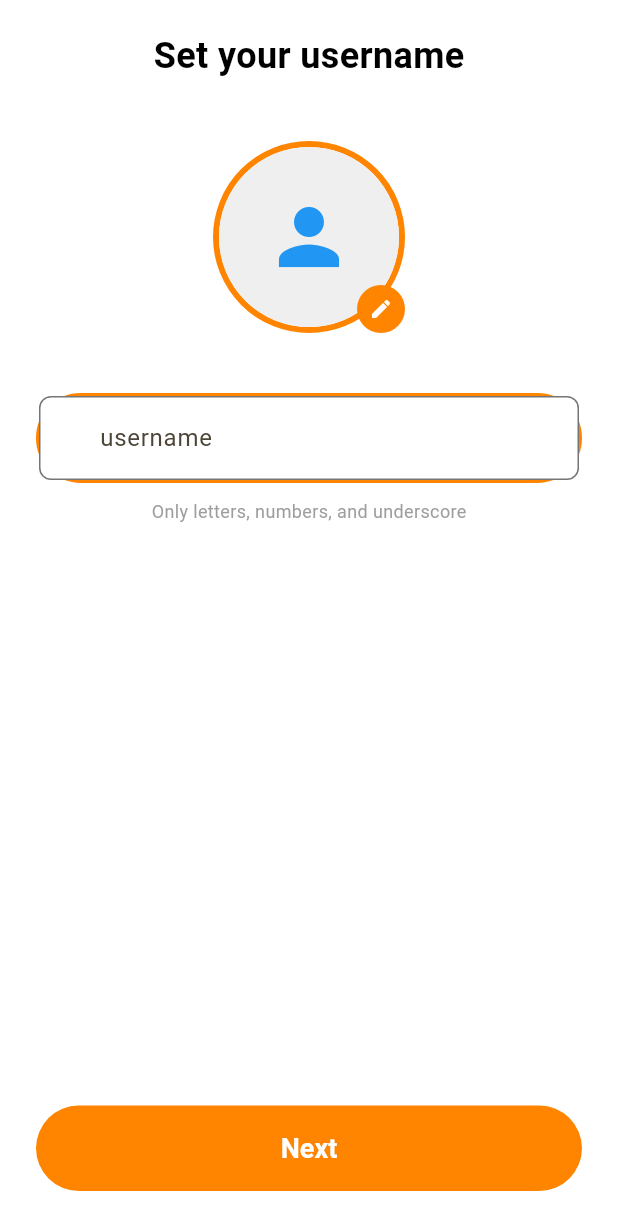
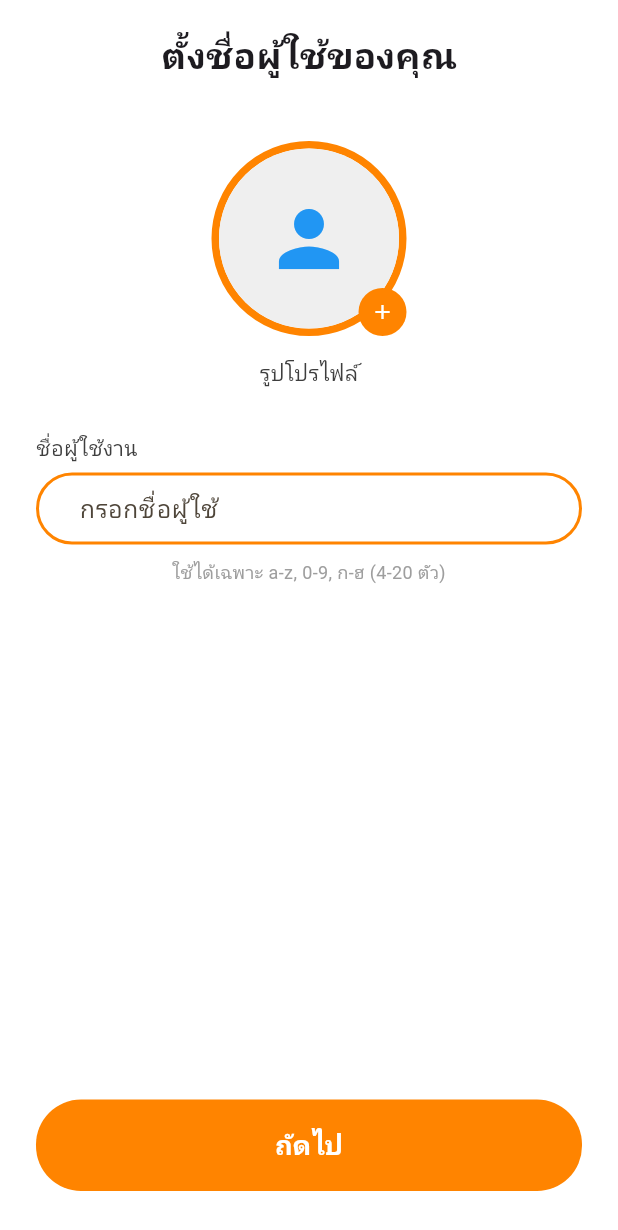
Before and after one commit to nabhon/lynx666, a Flutter app: the UsernameSetupScreen screen opened directly, on a phone screen of 412 x 824 dp. Shown: the top 1230 px of the screen. Run offline on Flutter 3.47's test engine with Material 3 defaults, Android fonts, the phone set to English and light mode, and no system bars; our stand-ins replace flutter_dotenv, flutter_riverpod, go_router, google_fonts, image_picker, riverpod_annotation and 1 more; accounts and stored records are empty; generated files the repository leaves out were written again; Roboto replaces fonts that are missing (Kanit).

Commit message:
feature-onboarding
-ทำหน้าตั้งชื่อ username ของผู้ใช้
-เพิ่มการอัพโหลดภาพ
-เพิ่ม Responsive ของ Textfield

```diff
--- a/lib/presentation/screens/onboarding/onboarding_screen.dart
+++ b/lib/presentation/screens/onboarding/onboarding_screen.dart
@@ -1,22 +1,26 @@
 import 'package:flutter/material.dart';
 import 'package:flutter_riverpod/flutter_riverpod.dart';
+import 'package:image_picker/image_picker.dart';
+import 'dart:typed_data';
+
 import '../../../../domain/providers/profile_providers.dart';
 import '../../../../domain/providers/auth_providers.dart';
-
-// TODO: Add auth check here or in middleware when login page is complete
-// User should be redirected to login if not authenticated before accessing this screen
 
 class UsernameSetupScreen extends ConsumerStatefulWidget {
   const UsernameSetupScreen({super.key});
 
   @override
-  ConsumerState<UsernameSetupScreen> createState() => _UsernameSetupScreenState();
+  ConsumerState<UsernameSetupScreen> createState() =>
+      _UsernameSetupScreenState();
 }
 
 class _UsernameSetupScreenState extends ConsumerState<UsernameSetupScreen> {
   final TextEditingController _controller = TextEditingController();
   bool _isLoading = false;
-  String? _error;
+
+  /// 🖼️ รูปจากเครื่อง (Web)
+  Uint8List? _imageBytes;
+  final ImagePicker _picker = ImagePicker();
 
   @override
   void dispose() {
@@ -24,60 +28,73 @@ class _UsernameSetupScreenState extends ConsumerState<UsernameSetupScreen> {
     super.dispose();
   }
 
-  /// Validate username format
   bool _isValidUsername(String username) {
-    // Only letters, numbers, and underscore, 3-20 characters
-    final regex = RegExp(r'^[a-zA-Z0-9_]{3,20}$');
+    final regex = RegExp(r'^[a-zA-Zก-ฮ0-9]{4,20}$');
     return regex.hasMatch(username);
   }
 
-  /// Handle username submission
+  /// 📸 เลือกรูป (รองรับ Chrome)
+  Future<void> _pickImage() async {
+    final XFile? image = await _picker.pickImage(source: ImageSource.gallery);
+
+    if (image != null) {
+      final bytes = await image.readAsBytes();
+
+      setState(() {
+        _imageBytes = bytes;
+      });
+    }
+  }
+
+  /// 🔥 SnackBar
+  void _showError(String message) {
+    ScaffoldMessenger.of(context).showSnackBar(
+      SnackBar(
+        content: Text(message),
+        backgroundColor: Colors.red,
+        behavior: SnackBarBehavior.floating,
+        margin: const EdgeInsets.fromLTRB(16, 0, 16, 100),
+        shape: RoundedRectangleBorder(borderRadius: BorderRadius.circular(12)),
+      ),
+    );
+  }
+
   Future<void> _submitUsername() async {
     final username = _controller.text.trim();
 
-    // Validate input
     if (username.isEmpty) {
-      setState(() => _error = 'Username is required');
+      _showError('กรุณากรอกชื่อผู้ใช้');
       return;
     }
 
     if (!_isValidUsername(username)) {
-      setState(() => _error = 'Username must be 3-20 characters (letters, numbers, underscore only)');
+      _showError('ชื่อผู้ใช้ต้องมี 4-20 ตัวอักษร');
       return;
     }
 
-    setState(() {
-      _isLoading = true;
-      _error = null;
-    });
+    setState(() => _isLoading = true);
 
     try {
-      // Complete onboarding with username
-      await ref.read(userProfileProvider.notifier).completeOnboarding(
-        username: username,
-        avatarKey: 'default_avatar', // TODO: Replace with actual avatar logic
-      );
+      await ref
+          .read(userProfileProvider.notifier)
+          .completeOnboarding(username: username, avatarKey: 'default_avatar');
 
-      // Navigate to home screen (replace with your actual route)
       if (mounted) {
-        // TODO: Replace with your actual navigation logic
-        Navigator.of(context).pushNamedAndRemoveUntil('/home', (route) => false);
+        Navigator.of(
+          context,
+        ).pushNamedAndRemoveUntil('/home', (route) => false);
       }
     } catch (e) {
-      if (mounted) {
-        setState(() {
-          _error = e.toString().replaceAll('Exception: ', '');
-        });
-      }
+      _showError('เกิดข้อผิดพลาด กรุณาลองใหม่อีกครั้ง');
     } finally {
-      if (mounted) {
-        setState(() => _isLoading = false);
-      }
+      if (mounted) setState(() => _isLoading = false);
     }
   }
 
   @override
   Widget build(BuildContext context) {
+    const orange = Color(0xFFFF8400);
+
     return Scaffold(
       backgroundColor: Colors.white,
       body: SafeArea(
@@ -89,120 +106,138 @@ class _UsernameSetupScreenState extends ConsumerState<UsernameSetupScreen> {
 
               /// 🔤 Title
               const Text(
-                "Set your username",
-                style: TextStyle(
-                  fontSize: 24,
-                  fontWeight: FontWeight.bold,
-                  color: Colors.black,
-                ),
+                "ตั้งชื่อผู้ใช้ของคุณ",
+                style: TextStyle(fontSize: 24, fontWeight: FontWeight.bold),
               ),
 
               const SizedBox(height: 40),
 
-              /// 👤 Avatar
+              /// 👤 Avatar (กดเลือกภาพได้)
               Stack(
                 alignment: Alignment.bottomRight,
                 children: [
-                  Container(
+                  GestureDetector(
+                    onTap: _pickImage,
+                    child: Container(
                       decoration: BoxDecoration(
                         shape: BoxShape.circle,
-                      border: Border.all(
-                        color: Color(0xFFFF8400),
-                        width: 4,
+                        border: Border.all(color: orange, width: 5),
                       ),
-                    ),
-                    child: const CircleAvatar(
+                      child: CircleAvatar(
                         radius: 60,
-                      backgroundColor: Color(0xFFEFEFEF),
-                      child: Icon(
+                        backgroundColor: const Color(0xFFEFEFEF),
+                        backgroundImage: _imageBytes != null
+                            ? MemoryImage(_imageBytes!)
+                            : null,
+                        child: _imageBytes == null
+                            ? const Icon(
                                 Icons.person,
                                 size: 60,
                                 color: Colors.blue,
+                              )
+                            : null,
                       ),
                     ),
                   ),
 
-                  /// ✏️ Edit Icon
-                  Container(
+                  GestureDetector(
+                    onTap: _pickImage,
+                    child: Container(
                       decoration: const BoxDecoration(
-                      color: Color(0xFFFF8400),
+                        color: orange,
                         shape: BoxShape.circle,
                       ),
                       padding: const EdgeInsets.all(8),
                       child: const Icon(
-                      Icons.edit,
+                        Icons.add,
                         size: 16,
                         color: Colors.white,
+                      ),
                     ),
                   ),
                 ],
               ),
 
-              const SizedBox(height: 40),
+              const SizedBox(height: 15),
 
-              /// ✍️ Input
-              Container(
-                decoration: BoxDecoration(
+              const SizedBox(
+                height: 50,
+                child: Text(
+                  "รูปโปรไฟล์",
+                  style: TextStyle(
+                    fontSize: 14,
+                    color: Color.fromARGB(255, 62, 62, 62),
+                  ),
+                ),
+              ),
+
+              Center(
+                child: ConstrainedBox(
+                  constraints: const BoxConstraints(maxWidth: double.infinity),
+                  child: Column(
+                    crossAxisAlignment: CrossAxisAlignment.start, // ⭐ สำคัญ
+                    children: [
+                      const Text(
+                        "ชื่อผู้ใช้งาน",
+                        style: TextStyle(
+                          fontSize: 14,
+                          color: Color.fromARGB(255, 62, 62, 62),
+                        ),
+                      ),
+
+                      const SizedBox(height: 6),
+
+                      TextField(
+                        controller: _controller,
+                        enabled: !_isLoading,
+                        decoration: InputDecoration(
+                          hintText: "กรอกชื่อผู้ใช้",
+                          contentPadding: const EdgeInsets.symmetric(
+                            horizontal: 25,
+                            vertical: 10,
+                          ),
+                          enabledBorder: OutlineInputBorder(
                             borderRadius: BorderRadius.circular(30),
-                  border: Border.all(
-                    color: _error != null ? Colors.red : const Color(0xFFFF8400),
+                            borderSide: const BorderSide(
+                              color: Color(0xFFFF8400),
                               width: 2,
                             ),
                           ),
-                child: TextField(
-                  controller: _controller,
-                  enabled: !_isLoading,
-                  decoration: const InputDecoration(
-                    prefixText: "@ ",
-                    prefixStyle: TextStyle(
+                          focusedBorder: OutlineInputBorder(
+                            borderRadius: BorderRadius.circular(30),
+                            borderSide: const BorderSide(
                               color: Color(0xFFFF8400),
-                      fontWeight: FontWeight.bold,
-                    ),
-                    hintText: "username",
-                    border: InputBorder.none,
-                    contentPadding: EdgeInsets.symmetric(
-                      horizontal: 20,
-                      vertical: 16,
+                              width: 2,
                             ),
                           ),
-                  onChanged: (_) {
-                    if (_error != null) setState(() => _error = null);
-                  },
+                        ),
+                      ),
+                    ],
+                  ),
                 ),
               ),
 
               const SizedBox(height: 10),
 
-              /// ℹ️ Helper
-              Text(
-                "Only letters, numbers, and underscore",
-                style: TextStyle(
-                  fontSize: 12,
-                  color: _error != null ? Colors.red : Colors.grey,
+              /// Helper
+              const SizedBox(
+                width: 280,
+                child: Text(
+                  "ใช้ได้เฉพาะ a-z, 0-9, ก-ฮ (4-20 ตัว)",
+                  style: TextStyle(fontSize: 12, color: Colors.grey),
+                  textAlign: TextAlign.center,
                 ),
               ),
 
-              if (_error != null) ...[
-                const SizedBox(height: 8),
-                Text(
-                  _error!,
-                  style: const TextStyle(
-                    fontSize: 12,
-                    color: Colors.red,
-                    fontWeight: FontWeight.w500,
-                  ),
-                ),
-              ],
-
               const Spacer(),
 
-              /// 🚀 Next Button
+              /// 🚀 Button
               SizedBox(
                 width: double.infinity,
                 child: ElevatedButton(
                   onPressed: _isLoading ? null : _submitUsername,
                   style: ElevatedButton.styleFrom(
-                    backgroundColor: const Color(0xFFFF8400),
+                    backgroundColor: orange,
                     foregroundColor: Colors.white,
                     elevation: 0,
                     padding: const EdgeInsets.symmetric(vertical: 18),
@@ -216,11 +251,13 @@ class _UsernameSetupScreenState extends ConsumerState<UsernameSetupScreen> {
                           width: 20,
                           child: CircularProgressIndicator(
                             strokeWidth: 2,
-                            valueColor: AlwaysStoppedAnimation<Color>(Colors.white),
+                            valueColor: AlwaysStoppedAnimation<Color>(
+                              Colors.white,
+                            ),
                           ),
                         )
                       : const Text(
-                          "Next",
+                          "ถัดไป",
                           style: TextStyle(
                             fontSize: 18,
                             fontWeight: FontWeight.bold,
--- a/pubspec.yaml
+++ b/pubspec.yaml
@@ -30,6 +30,8 @@ environment:
 dependencies:
   flutter:
     sdk: flutter
+
+  image_picker: ^1.0.7
 
   # The following adds the Cupertino Icons font to your application.
   # Use with the CupertinoIcons class for iOS style icons.
```
Also changed, not shown: pubspec.lock, 5 other files. Lines whose indentation alone changed are shown as unchanged.
